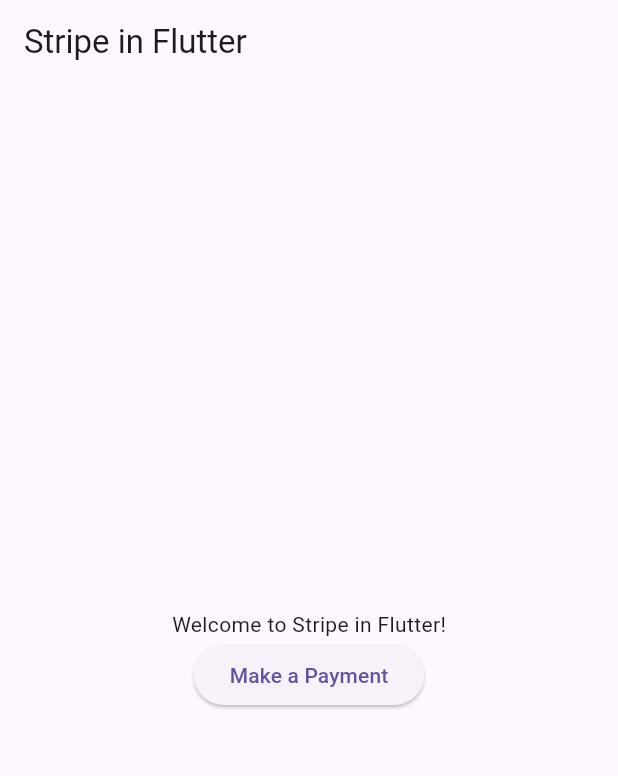
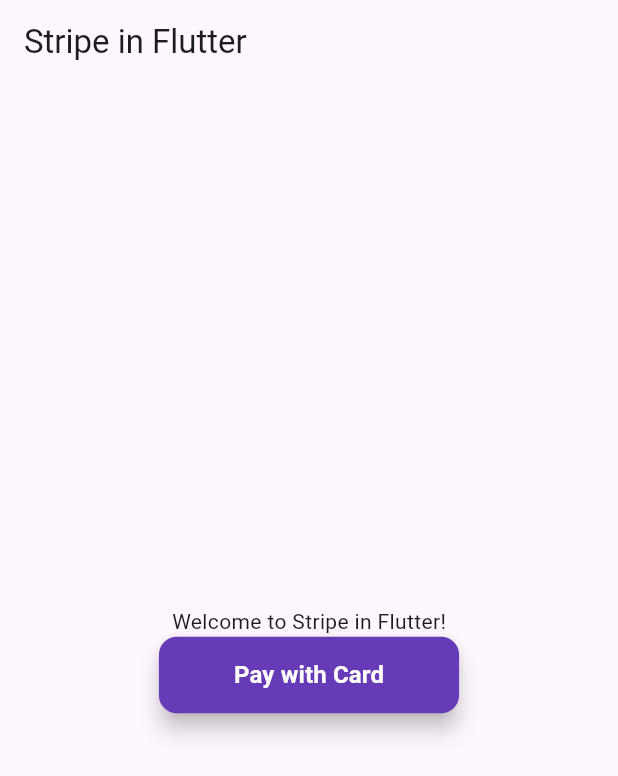
Before and after one commit to mrawaismurtaza/stripeinflutter, a Flutter app: the screen it shows after launch, on a phone screen of 412 x 824 dp. Shown: the top 776 px of the screen. Run offline on Flutter 3.47's test engine with Material 3 defaults, Android fonts, the phone set to English and light mode, and no system bars; our stand-ins replace dio; missing offline and left inert: flutter_stripe.

Commit message:
Implement Card Payment using Stripe

```diff
--- a/lib/applepay.dart
+++ b/lib/applepay.dart
@@ -0,0 +1,10 @@
+import 'package:stripeinflutter/pay.dart';
+
+class Applepay implements Pay{
+  @override
+  Future<void> pay(double amount, String currency) async {
+    // TODO: implement pay
+    throw UnimplementedError();
+  }
+
+}
--- /dev/null
+++ b/lib/conts.dart
@@ -0,0 +1,2 @@
+const String stripePublishableKey = 'pk_test_51RgR2tRCKCHCMQQHwupKqeKF7bZd4ohthK62s2rcHIqEu9BgiYQdbYetWU4rCtj8IEVj6mznpkBVUpoDSiOprH2e00uGvy0fVT';
+const String stripeSecretKey = 'sk_test_51RgR2tRCKCHCMQQHDZWlystLfW89LElZlkO8YgshOyIkiKml54uAqZazJhvV0YlxFSjLejdpYFUXrR7R2vHrSzOP000hvqXDnq';
--- a/lib/googlepay.dart
+++ b/lib/googlepay.dart
@@ -0,0 +1,10 @@
+import 'package:stripeinflutter/pay.dart';
+
+class Googlepay implements Pay{
+  @override
+  Future<void> pay(double amount, String currency) async {
+    // TODO: implement pay
+    throw UnimplementedError();
+  }
+
+}
--- a/lib/home.dart
+++ b/lib/home.dart
@@ -1,4 +1,6 @@
 import 'package:flutter/material.dart';
+import 'package:stripeinflutter/cardpay.dart';
+import 'package:stripeinflutter/pay.dart';
 
 class Home extends StatefulWidget {
   const Home({super.key});
@@ -11,21 +13,45 @@
   @override
   Widget build(BuildContext context) {
     return Scaffold(
-      appBar: AppBar(
-        title: const Text('Stripe in Flutter'),
-      ),
+      appBar: AppBar(title: const Text('Stripe in Flutter')),
       body: Center(
         child: Column(
           mainAxisAlignment: MainAxisAlignment.center,
           children: <Widget>[
-            const Text(
-              'Welcome to Stripe in Flutter!',
-            ),
-            ElevatedButton(
-              onPressed: () {
-                // Navigate to the payment screen or perform an action
-              },
-              child: const Text('Make a Payment'),
+            const Text('Welcome to Stripe in Flutter!'),
+            Column(
+              children: [
+                ElevatedButton(
+                  onPressed: () {
+                    Pay pay = Cardpay();
+                    pay.pay(100.0, 'USD').then((value) {
+                      ScaffoldMessenger.of(context).showSnackBar(
+                        const SnackBar(content: Text('Payment Successful!')),
+                      );
+                    }).catchError((error) {
+                      ScaffoldMessenger.of(context).showSnackBar(
+                        SnackBar(content: Text('Payment Failed: $error')),
+                      );
+                    });
+                  },
+                  style: ElevatedButton.styleFrom(
+                    backgroundColor: Colors.deepPurple,
+                    foregroundColor: Colors.white,
+                    padding: const EdgeInsets.symmetric(
+                      horizontal: 50,
+                      vertical: 14,
+                    ),
+                    elevation: 6,
+                    shape: RoundedRectangleBorder(
+                      borderRadius: BorderRadius.circular(12),
+                    ),
+                  ),
+                  child: const Text(
+                    'Pay with Card',
+                    style: TextStyle(fontSize: 16, fontWeight: FontWeight.bold),
+                  ),
+                ),
+              ],
             ),
           ],
         ),
--- a/lib/pay.dart
+++ b/lib/pay.dart
@@ -0,0 +1,4 @@
+// pay.dart
+abstract class Pay {
+  Future<void> pay(double amount, String currency);
+}
--- a/pubspec.yaml
+++ b/pubspec.yaml
@@ -34,6 +34,8 @@
   # The following adds the Cupertino Icons font to your application.
   # Use with the CupertinoIcons class for iOS style icons.
   cupertino_icons: ^1.0.8
+  flutter_stripe: ^11.5.0
+  dio: ^5.8.0+1
 
 dev_dependencies:
   flutter_test:
```
Also changed, not shown: lib/cardpay.dart (+65 -0 lines), lib/main.dart (+9 -0 lines), pubspec.lock, 11 other files.
